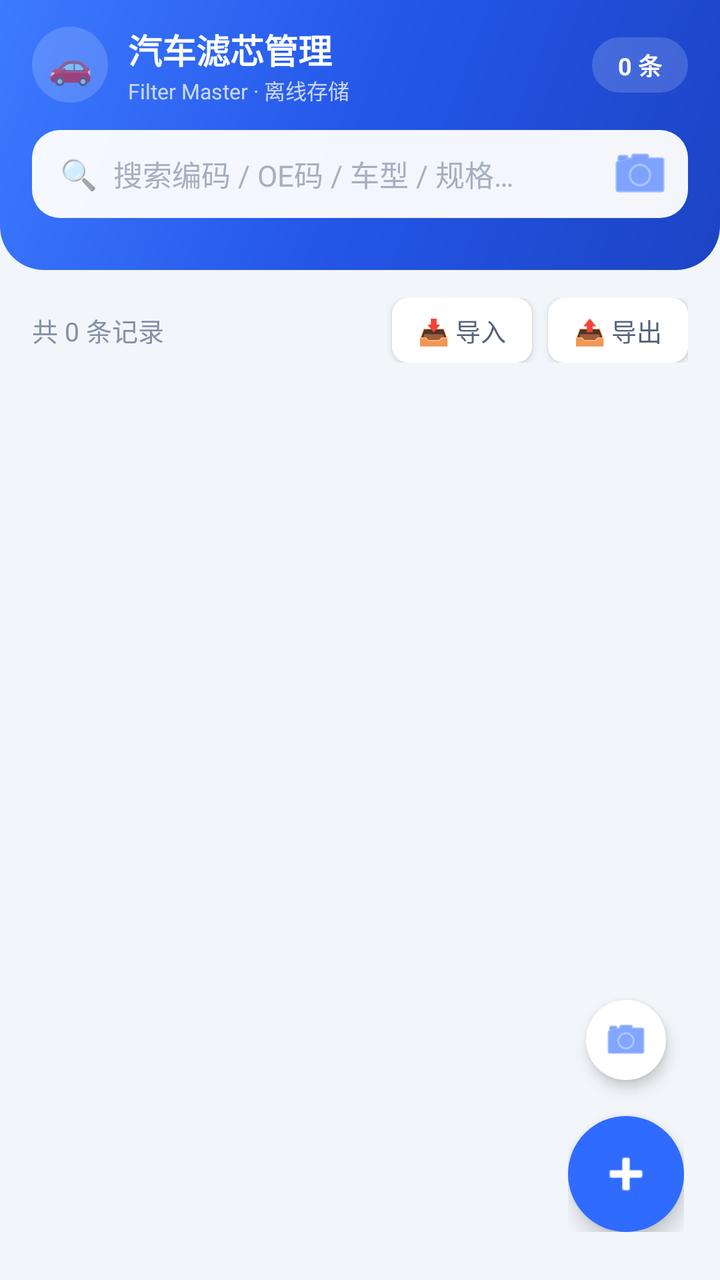
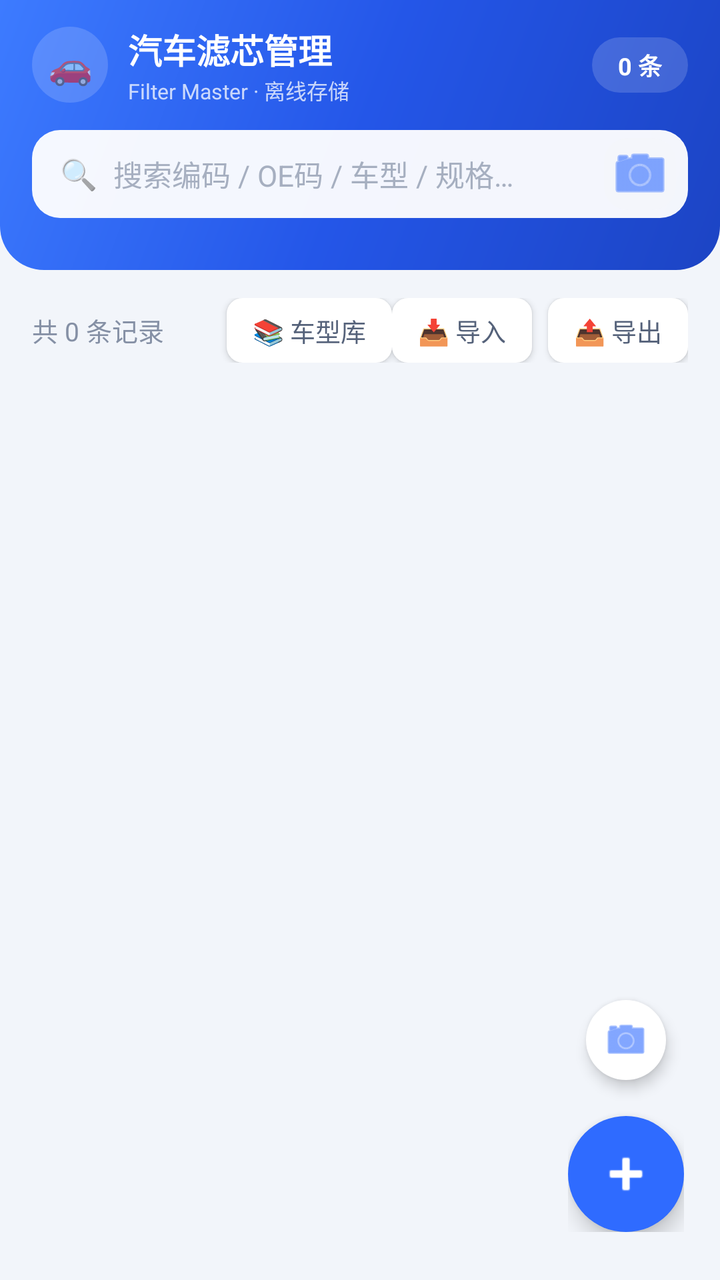

An Android layout rendered at two revisions. The XML below is the earlier revision; the diff shows what the commit changed to produce the second picture.
<!-- AndroidManifest.xml: application theme Theme.FilterMaster -->
<!-- res/layout/activity_main.xml -->
<?xml version="1.0" encoding="utf-8"?>
<androidx.coordinatorlayout.widget.CoordinatorLayout
    xmlns:android="http://schemas.android.com/apk/res/android"
    xmlns:app="http://schemas.android.com/apk/res-auto"
    android:layout_width="match_parent"
    android:layout_height="match_parent">

    <LinearLayout
        android:layout_width="match_parent"
        android:layout_height="match_parent"
        android:orientation="vertical">

        
        <LinearLayout
            android:id="@+id/header"
            android:layout_width="match_parent"
            android:layout_height="wrap_content"
            android:background="@drawable/bg_header"
            android:orientation="vertical"
            android:paddingLeft="16dp"
            android:paddingRight="16dp"
            android:paddingTop="12dp"
            android:paddingBottom="14dp">

            <LinearLayout
                android:layout_width="match_parent"
                android:layout_height="wrap_content"
                android:gravity="center_vertical"
                android:orientation="horizontal">

                <TextView
                    android:layout_width="38dp"
                    android:layout_height="38dp"
                    android:background="@drawable/bg_pill"
                    android:gravity="center"
                    android:text="🚗"
                    android:textSize="18sp" />

                <LinearLayout
                    android:layout_width="0dp"
                    android:layout_height="wrap_content"
                    android:layout_marginStart="10dp"
                    android:layout_weight="1"
                    android:orientation="vertical">

                    <TextView
                        android:layout_width="wrap_content"
                        android:layout_height="wrap_content"
                        android:text="@string/app_name"
                        android:textColor="#FFFFFF"
                        android:textSize="17sp"
                        android:textStyle="bold" />

                    <TextView
                        android:layout_width="wrap_content"
                        android:layout_height="wrap_content"
                        android:text="@string/brand_sub"
                        android:textColor="#BFFFFFFF"
                        android:textSize="10.5sp" />
                </LinearLayout>

                <TextView
                    android:id="@+id/tvTotalCount"
                    android:layout_width="wrap_content"
                    android:layout_height="wrap_content"
                    android:background="@drawable/bg_pill"
                    android:paddingLeft="13dp"
                    android:paddingRight="13dp"
                    android:paddingTop="5dp"
                    android:paddingBottom="5dp"
                    android:text="0 条"
                    android:textColor="#FFFFFF"
                    android:textSize="12sp"
                    android:textStyle="bold" />
            </LinearLayout>

            
            <LinearLayout
                android:layout_width="match_parent"
                android:layout_height="wrap_content"
                android:layout_marginTop="12dp"
                android:background="@drawable/bg_search"
                android:gravity="center_vertical"
                android:orientation="horizontal"
                android:paddingLeft="14dp"
                android:paddingRight="6dp"
                android:paddingTop="4dp"
                android:paddingBottom="4dp">

                <TextView
                    android:layout_width="wrap_content"
                    android:layout_height="wrap_content"
                    android:paddingRight="8dp"
                    android:text="🔍"
                    android:textSize="15sp" />

                <EditText
                    android:id="@+id/etSearch"
                    android:layout_width="0dp"
                    android:layout_height="wrap_content"
                    android:layout_weight="1"
                    android:background="@null"
                    android:hint="搜索编码 / OE码 / 车型 / 规格…"
                    android:imeOptions="actionSearch"
                    android:importantForAutofill="no"
                    android:inputType="text"
                    android:maxLines="1"
                    android:minWidth="0dp"
                    android:textColor="@color/text_main"
                    android:textColorHint="#A6AFC0"
                    android:textSize="14.5sp" />

                <ImageButton
                    android:id="@+id/btnClear"
                    android:layout_width="34dp"
                    android:layout_height="34dp"
                    android:background="?attr/selectableItemBackgroundBorderless"
                    android:contentDescription="清空"
                    android:src="@android:drawable/ic_menu_close_clear_cancel"
                    android:tint="#8590A5"
                    android:visibility="gone" />

                <ImageButton
                    android:id="@+id/btnScanSearch"
                    android:layout_width="36dp"
                    android:layout_height="36dp"
                    android:background="@drawable/bg_field"
                    android:contentDescription="扫码搜索"
                    android:src="@android:drawable/ic_menu_camera"
                    android:tint="#2F6BFF" />
            </LinearLayout>

            
            <HorizontalScrollView
                android:layout_width="match_parent"
                android:layout_height="wrap_content"
                android:layout_marginTop="12dp"
                android:scrollbars="none">

                <LinearLayout
                    android:id="@+id/filterBar"
                    android:layout_width="wrap_content"
                    android:layout_height="wrap_content"
                    android:orientation="horizontal" />
            </HorizontalScrollView>
        </LinearLayout>

        
        <LinearLayout
            android:layout_width="match_parent"
            android:layout_height="wrap_content"
            android:gravity="center_vertical"
            android:orientation="horizontal"
            android:paddingLeft="16dp"
            android:paddingRight="16dp"
            android:paddingTop="14dp"
            android:paddingBottom="4dp">

            <TextView
                android:id="@+id/tvStats"
                android:layout_width="0dp"
                android:layout_height="wrap_content"
                android:layout_weight="1"
                android:text="共 0 条记录"
                android:textColor="@color/text_sub"
                android:textSize="13sp" />

            <TextView
                android:id="@+id/btnImport"
                android:layout_width="wrap_content"
                android:layout_height="wrap_content"
                android:background="@drawable/bg_rounded_8"
                android:backgroundTint="#FFFFFF"
                android:elevation="2dp"
                android:paddingLeft="13dp"
                android:paddingRight="13dp"
                android:paddingTop="7dp"
                android:paddingBottom="7dp"
                android:text="📥 导入"
                android:textColor="#55627A"
                android:textSize="12.5sp" />

            <TextView
                android:id="@+id/btnExport"
                android:layout_width="wrap_content"
                android:layout_height="wrap_content"
                android:layout_marginStart="8dp"
                android:background="@drawable/bg_rounded_8"
                android:backgroundTint="#FFFFFF"
                android:elevation="2dp"
                android:paddingLeft="13dp"
                android:paddingRight="13dp"
                android:paddingTop="7dp"
                android:paddingBottom="7dp"
                android:text="📤 导出"
                android:textColor="#55627A"
                android:textSize="12.5sp" />
        </LinearLayout>

        
        <androidx.recyclerview.widget.RecyclerView
            android:id="@+id/recycler"
            android:layout_width="match_parent"
            android:layout_height="0dp"
            android:layout_weight="1"
            android:clipToPadding="false"
            android:paddingLeft="16dp"
            android:paddingRight="16dp"
            android:paddingTop="10dp"
            android:paddingBottom="110dp" />

        
        <LinearLayout
            android:id="@+id/emptyView"
            android:layout_width="match_parent"
            android:layout_height="0dp"
            android:layout_weight="1"
            android:gravity="center"
            android:orientation="vertical"
            android:visibility="gone">

            <TextView
                android:id="@+id/emptyIcon"
                android:layout_width="88dp"
                android:layout_height="88dp"
                android:background="@drawable/bg_search"
                android:gravity="center"
                android:text="📦"
                android:textSize="40sp" />

            <TextView
                android:id="@+id/emptyTitle"
                android:layout_width="wrap_content"
                android:layout_height="wrap_content"
                android:layout_marginTop="16dp"
                android:text="暂无滤芯数据"
                android:textColor="#55627A"
                android:textSize="15.5sp"
                android:textStyle="bold" />

            <TextView
                android:id="@+id/emptySub"
                android:layout_width="wrap_content"
                android:layout_height="wrap_content"
                android:layout_marginTop="4dp"
                android:text="点击右下角 ＋ 添加第一条记录"
                android:textColor="@color/text_sub"
                android:textSize="12.5sp" />
        </LinearLayout>
    </LinearLayout>

    
    <LinearLayout
        android:layout_width="wrap_content"
        android:layout_height="wrap_content"
        android:layout_gravity="bottom|end"
        android:layout_marginRight="18dp"
        android:layout_marginBottom="24dp"
        android:gravity="center_horizontal"
        android:orientation="vertical">

        <com.google.android.material.floatingactionbutton.FloatingActionButton
            android:id="@+id/fabScan"
            android:layout_width="wrap_content"
            android:layout_height="wrap_content"
            android:backgroundTint="#FFFFFF"
            android:contentDescription="扫码"
            android:src="@android:drawable/ic_menu_camera"
            app:borderWidth="0dp"
            app:elevation="4dp"
            app:fabSize="mini"
            app:tint="#2F6BFF" />

        <com.google.android.material.floatingactionbutton.FloatingActionButton
            android:id="@+id/fabAdd"
            android:layout_width="wrap_content"
            android:layout_height="wrap_content"
            android:layout_marginTop="14dp"
            android:backgroundTint="#2F6BFF"
            android:contentDescription="新增"
            android:src="@android:drawable/ic_input_add"
            app:borderWidth="0dp"
            app:elevation="6dp"
            app:fabCustomSize="58dp"
            app:maxImageSize="30dp"
            app:tint="#FFFFFF" />
    </LinearLayout>
</androidx.coordinatorlayout.widget.CoordinatorLayout>
<!-- resources referenced by this layout -->
<resources>
  <color name="text_main">#1B2436</color>
  <color name="text_sub">#8590A5</color>
  <!-- drawable bg_field (drawable) -->
  <?xml version="1.0" encoding="utf-8"?>
  <shape xmlns:android="http://schemas.android.com/apk/res/android">
      <solid android:color="@color/field_bg" />
      <corners android:radius="12dp" />
  </shape>
  <!-- drawable bg_header (drawable) -->
  <?xml version="1.0" encoding="utf-8"?>
  <shape xmlns:android="http://schemas.android.com/apk/res/android">
      <gradient
          android:angle="315"
          android:startColor="#3D7BFF"
          android:centerColor="#2456E8"
          android:endColor="#1C44C4" />
      <corners
          android:bottomLeftRadius="22dp"
          android:bottomRightRadius="22dp" />
  </shape>
  <!-- drawable bg_pill (drawable) -->
  <?xml version="1.0" encoding="utf-8"?>
  <shape xmlns:android="http://schemas.android.com/apk/res/android">
      <solid android:color="#29FFFFFF" />
      <corners android:radius="20dp" />
  </shape>
  <!-- drawable bg_rounded_8 (drawable) -->
  <?xml version="1.0" encoding="utf-8"?>
  <shape xmlns:android="http://schemas.android.com/apk/res/android">
      <solid android:color="#EFF2F7" />
      <corners android:radius="8dp" />
  </shape>
  <!-- drawable bg_search (drawable) -->
  <?xml version="1.0" encoding="utf-8"?>
  <shape xmlns:android="http://schemas.android.com/apk/res/android">
      <solid android:color="#F2FFFFFF" />
      <corners android:radius="14dp" />
  </shape>
  <string name="app_name">汽车滤芯管理</string>
  <string name="brand_sub">Filter Master · 离线存储</string>
  <style name="Theme.FilterMaster" parent="Theme.MaterialComponents.Light.NoActionBar">
          <item name="colorPrimary">@color/primary</item>
          <item name="colorPrimaryDark">@color/primary_deep</item>
          <item name="android:statusBarColor">#2456E8</item>
          <item name="android:windowBackground">@color/bg</item>
          <item name="android:windowLightStatusBar">false</item>
      </style>
  <color name="field_bg">#F4F6FB</color>
  <color name="primary">#2F6BFF</color>
  <color name="primary_deep">#1E4FD6</color>
  <color name="bg">#F2F5FA</color>
</resources>

<!-- the commit's change to res/layout/activity_main.xml (unified diff, before → after) -->
@@ -164,6 +164,21 @@
                 android:text="共 0 条记录"
                 android:textColor="@color/text_sub"
                 android:textSize="13sp" />
+
+            <TextView
+                android:id="@+id/btnCatalog"
+                android:layout_width="wrap_content"
+                android:layout_height="wrap_content"
+                android:background="@drawable/bg_rounded_8"
+                android:backgroundTint="#FFFFFF"
+                android:elevation="2dp"
+                android:paddingLeft="13dp"
+                android:paddingRight="13dp"
+                android:paddingTop="7dp"
+                android:paddingBottom="7dp"
+                android:text="📚 车型库"
+                android:textColor="#55627A"
+                android:textSize="12.5sp" />
 
             <TextView
                 android:id="@+id/btnImport"
